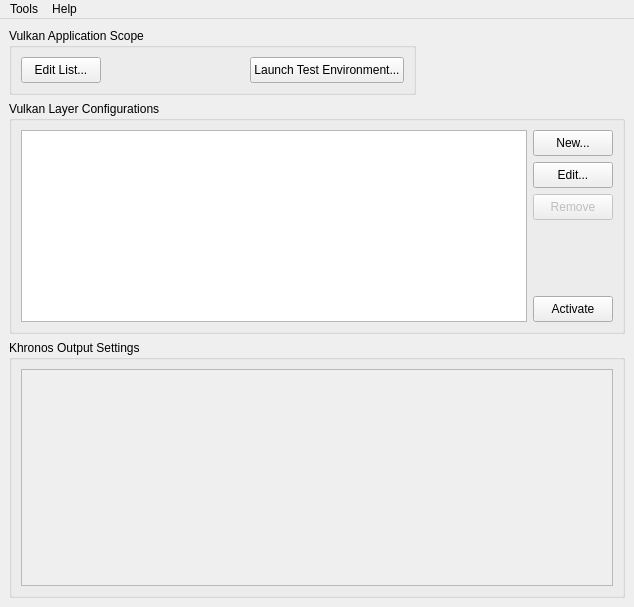
LunarG/VulkanTools, file vkconfig/mainwindow.ui: the form before one commit.
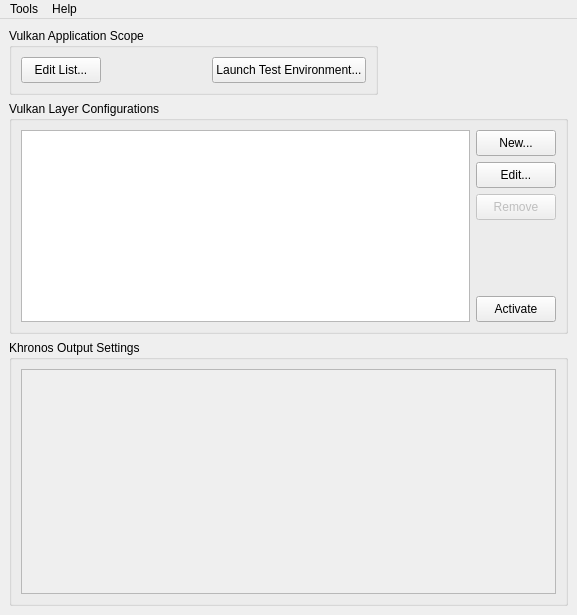
The form after the commit. Icons and pictures are not drawn.

The edit to the form file:
```diff
--- a/vkconfig/mainwindow.ui
+++ b/vkconfig/mainwindow.ui
@@ -6,8 +6,8 @@
    <rect>
     <x>0</x>
     <y>0</y>
-    <width>634</width>
-    <height>607</height>
+    <width>577</width>
+    <height>615</height>
    </rect>
   </property>
   <property name="minimumSize">
@@ -187,8 +187,8 @@
            <rect>
             <x>0</x>
             <y>0</y>
-            <width>594</width>
-            <height>232</height>
+            <width>537</width>
+            <height>240</height>
            </rect>
           </property>
           <layout class="QHBoxLayout" name="horizontalLayout_3"/>
@@ -259,7 +259,7 @@
     <rect>
      <x>0</x>
      <y>0</y>
-     <width>634</width>
+     <width>577</width>
      <height>21</height>
     </rect>
    </property>
```
